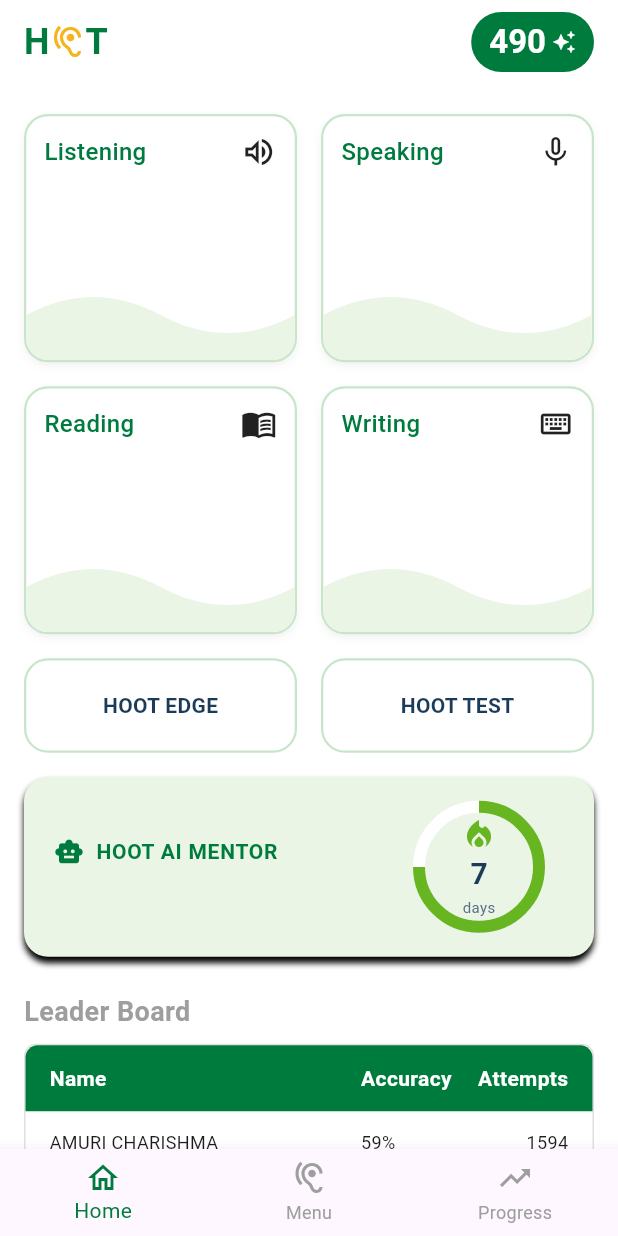
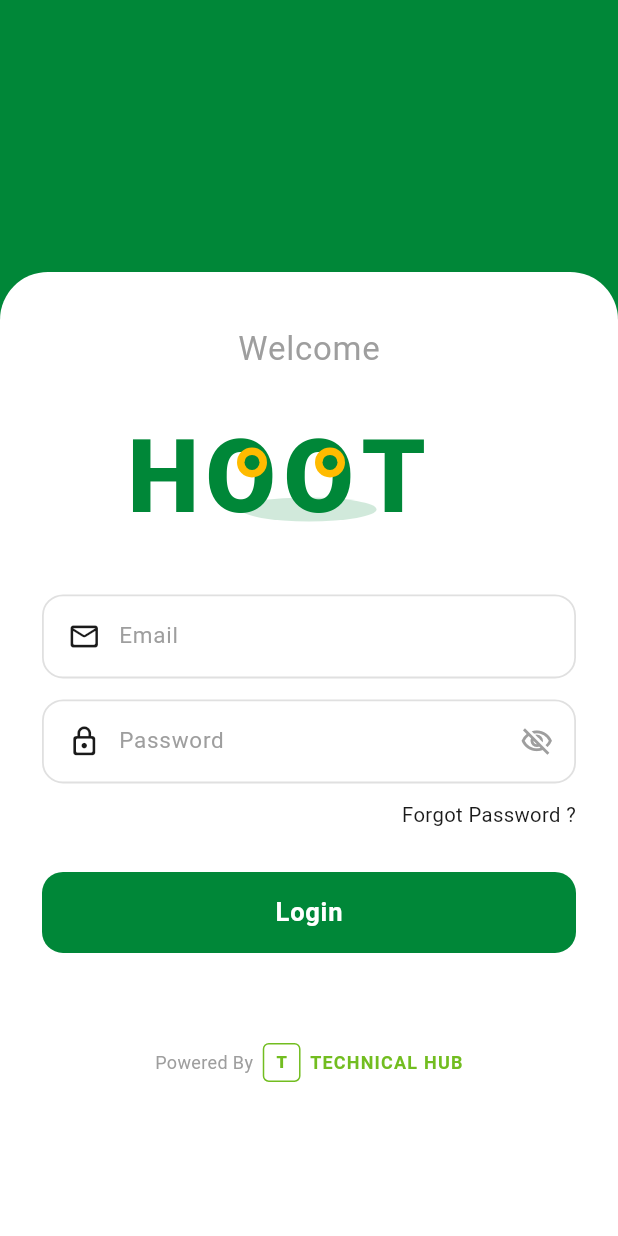
Before and after one commit to Shanmuka-p/Hoot_Path, a Flutter app: the screen it shows after launch, on a phone screen of 412 x 824 dp. Run offline on Flutter 3.47's test engine with Material 3 defaults, Android fonts, the light colour scheme and no system bars; our stand-ins replace device_preview.

Commit message:
Added LoginPage

```diff
--- /dev/null
+++ b/lib/login_screen.dart
@@ -0,0 +1,372 @@
+import 'package:flutter/material.dart';
+import 'package:hoot_path/analytics_screen.dart';
+import 'package:hoot_path/main.dart';
+
+
+// ─── Colors ───────────────────────────────────────────────────────────────────
+const kGreen      = Color(0xFF008738);
+const kYellow     = Color(0xFFFFBB00);
+const kBlack      = Color(0xFF1A1A1A);
+const kTextGrey   = Color(0xFF9E9E9E);
+const kBorderGrey = Color(0xFFE0E0E0);
+const kWhite      = Colors.white;
+
+// ─── Login Screen ─────────────────────────────────────────────────────────────
+class LoginScreen extends StatefulWidget {
+  const LoginScreen({super.key});
+
+  @override
+  State<LoginScreen> createState() => _LoginScreenState();
+}
+
+class _LoginScreenState extends State<LoginScreen> {
+  final _emailController    = TextEditingController();
+  final _passwordController = TextEditingController();
+  bool _obscurePassword     = true;
+  bool _isLoading           = false;
+
+  @override
+  void dispose() {
+    _emailController.dispose();
+    _passwordController.dispose();
+    super.dispose();
+  }
+
+  void _onLogin() async {
+    if (_emailController.text.trim().isEmpty ||
+        _passwordController.text.trim().isEmpty) {
+      ScaffoldMessenger.of(context).showSnackBar(
+        const SnackBar(
+          content: Text('Please enter email and password'),
+          backgroundColor: kGreen,
+        ),
+      );
+      return;
+    }
+
+    setState(() => _isLoading = true);
+    // Simulate network delay — replace with real auth call
+    await Future.delayed(const Duration(milliseconds: 800));
+    setState(() => _isLoading = false);
+
+    if (!mounted) return;
+    Navigator.pushReplacement(
+      context,
+      MaterialPageRoute(builder: (_) => const AnalyticsScreen()),
+    );
+  }
+
+  @override
+  Widget build(BuildContext context) {
+    final screenH = MediaQuery.of(context).size.height;
+
+    return Scaffold(
+      backgroundColor: kGreen,
+      body: Column(
+        children: [
+          // ── Green top section ───────────────────────────────────────────────
+          SizedBox(height: screenH * 0.22),
+
+          // ── White card (bottom sheet style) ────────────────────────────────
+          Expanded(
+            child: Container(
+              width: double.infinity,
+              decoration: const BoxDecoration(
+                color: kWhite,
+                borderRadius: BorderRadius.vertical(top: Radius.circular(32)),
+              ),
+              child: SingleChildScrollView(
+                padding: const EdgeInsets.symmetric(horizontal: 28),
+                child: Column(
+                  crossAxisAlignment: CrossAxisAlignment.center,
+                  children: [
+                    const SizedBox(height: 36),
+
+                    // ── Welcome text ──────────────────────────────────────────
+                    const Text(
+                      'Welcome',
+                      style: TextStyle(
+                        fontSize: 22,
+                        fontWeight: FontWeight.w400,
+                        color: kTextGrey,
+                        letterSpacing: 0.5,
+                      ),
+                    ),
+
+                    const SizedBox(height: 28),
+
+                    // ── HOOT Logo ─────────────────────────────────────────────
+                    SizedBox(
+                      height: 72,
+                      child: CustomPaint(
+                        painter: _HootLogoPainter(),
+                        size: const Size(240, 72),
+                      ),
+                    ),
+
+                    const SizedBox(height: 48),
+
+                    // ── Email field ───────────────────────────────────────────
+                    _InputField(
+                      controller: _emailController,
+                      hint: 'Email',
+                      prefixIcon: Icons.mail_outline_rounded,
+                      keyboardType: TextInputType.emailAddress,
+                    ),
+
+                    const SizedBox(height: 14),
+
+                    // ── Password field ────────────────────────────────────────
+                    _InputField(
+                      controller: _passwordController,
+                      hint: 'Password',
+                      prefixIcon: Icons.lock_outline_rounded,
+                      obscureText: _obscurePassword,
+                      suffixIcon: GestureDetector(
+                        onTap: () =>
+                            setState(() => _obscurePassword = !_obscurePassword),
+                        child: Icon(
+                          _obscurePassword
+                              ? Icons.visibility_off_outlined
+                              : Icons.visibility_outlined,
+                          color: kTextGrey,
+                          size: 22,
+                        ),
+                      ),
+                    ),
+
+                    const SizedBox(height: 12),
+
+                    // ── Forgot Password ───────────────────────────────────────
+                    Align(
+                      alignment: Alignment.centerRight,
+                      child: GestureDetector(
+                        onTap: () {},
+                        child: const Text(
+                          'Forgot Password ?',
+                          style: TextStyle(
+                            fontSize: 13.5,
+                            color: kBlack,
+                            fontWeight: FontWeight.w400,
+                          ),
+                        ),
+                      ),
+                    ),
+
+                    const SizedBox(height: 28),
+
+                    // ── Login Button ──────────────────────────────────────────
+                    SizedBox(
+                      width: double.infinity,
+                      height: 54,
+                      child: ElevatedButton(
+                        // onPressed: _isLoading ? null : _onLogin,
+                        onPressed: ()=>{
+                          Navigator.push(context, MaterialPageRoute(builder:(context) => HootHomePage(),))
+                        },
+                        style: ElevatedButton.styleFrom(
+                          backgroundColor: kGreen,
+                          foregroundColor: kWhite,
+                          disabledBackgroundColor: kGreen.withOpacity(0.7),
+                          shape: RoundedRectangleBorder(
+                            borderRadius: BorderRadius.circular(14),
+                          ),
+                          elevation: 0,
+                        ),
+                        child: _isLoading
+                            ? const SizedBox(
+                                width: 22,
+                                height: 22,
+                                child: CircularProgressIndicator(
+                                  color: kWhite,
+                                  strokeWidth: 2.5,
+                                ),
+                              )
+                            : const Text(
+                                'Login',
+                                style: TextStyle(
+                                  fontSize: 17,
+                                  fontWeight: FontWeight.w700,
+                                  letterSpacing: 0.5,
+                                ),
+                              ),
+                      ),
+                    ),
+
+                    const SizedBox(height: 60),
+
+                    // ── Powered By ────────────────────────────────────────────
+                    Row(
+                      mainAxisAlignment: MainAxisAlignment.center,
+                      children: [
+                        const Text(
+                          'Powered By  ',
+                          style: TextStyle(fontSize: 12, color: kTextGrey),
+                        ),
+                        Container(
+                          padding: const EdgeInsets.symmetric(
+                              horizontal: 8, vertical: 4),
+                          decoration: BoxDecoration(
+                            border: Border.all(
+                                color: const Color(0xFF72BD20), width: 1),
+                            borderRadius: BorderRadius.circular(4),
+                          ),
+                          child: const Text(
+                            'T',
+                            style: TextStyle(
+                              fontSize: 11,
+                              color: Color(0xFF72BD20),
+                              fontWeight: FontWeight.w800,
+                            ),
+                          ),
+                        ),
+                        const SizedBox(width: 6),
+                        const Text(
+                          'TECHNICAL HUB',
+                          style: TextStyle(
+                            fontSize: 12,
+                            color: Color(0xFF72BD20),
+                            fontWeight: FontWeight.w700,
+                            letterSpacing: 0.8,
+                          ),
+                        ),
+                      ],
+                    ),
+
+                    const SizedBox(height: 24),
+                  ],
+                ),
+              ),
+            ),
+          ),
+        ],
+      ),
+    );
+  }
+}
+
+// ─── Input Field Widget ───────────────────────────────────────────────────────
+class _InputField extends StatelessWidget {
+  final TextEditingController controller;
+  final String hint;
+  final IconData prefixIcon;
+  final bool obscureText;
+  final Widget? suffixIcon;
+  final TextInputType keyboardType;
+
+  const _InputField({
+    required this.controller,
+    required this.hint,
+    required this.prefixIcon,
+    this.obscureText = false,
+    this.suffixIcon,
+    this.keyboardType = TextInputType.text,
+  });
+
+  @override
+  Widget build(BuildContext context) {
+    return Container(
+      height: 56,
+      decoration: BoxDecoration(
+        color: kWhite,
+        borderRadius: BorderRadius.circular(14),
+        border: Border.all(color: kBorderGrey, width: 1.2),
+      ),
+      child: Row(
+        children: [
+          const SizedBox(width: 16),
+          Icon(prefixIcon, color: kBlack, size: 22),
+          const SizedBox(width: 12),
+          Expanded(
+            child: TextField(
+              controller: controller,
+              obscureText: obscureText,
+              keyboardType: keyboardType,
+              style: const TextStyle(
+                fontSize: 15,
+                color: kBlack,
+                fontWeight: FontWeight.w400,
+              ),
+              decoration: InputDecoration(
+                hintText: hint,
+                hintStyle:
+                    const TextStyle(color: kTextGrey, fontSize: 15),
+                border: InputBorder.none,
+                isDense: true,
+                contentPadding: EdgeInsets.zero,
+              ),
+            ),
+          ),
+          if (suffixIcon != null) ...[
+            suffixIcon!,
+            const SizedBox(width: 14),
+          ],
+        ],
+      ),
+    );
+  }
+}
+
+// ─── HOOT Logo Painter ────────────────────────────────────────────────────────
+class _HootLogoPainter extends CustomPainter {
+  @override
+  void paint(Canvas canvas, Size size) {
+    final greenPaint = Paint()
+      ..color = kGreen
+      ..style = PaintingStyle.fill;
+
+    final yellowPaint = Paint()
+      ..color = kYellow
+      ..style = PaintingStyle.fill;
+
+    // We'll draw "HOOT" text-style using paths
+    // H
+    _drawText(canvas, 'H', 0, size.height, kGreen, 68);
+    // OO (with owl eyes effect)
+    _drawText(canvas, 'O', 52, size.height, kGreen, 68);
+    // inner circle yellow for first O
+    canvas.drawCircle(Offset(82, size.height / 2 - 4), 10, yellowPaint);
+    canvas.drawCircle(Offset(82, size.height / 2 - 4), 5,
+        Paint()..color = kGreen..style = PaintingStyle.fill);
+
+    _drawText(canvas, 'O', 104, size.height, kGreen, 68);
+    // inner circle yellow for second O
+    canvas.drawCircle(Offset(134, size.height / 2 - 4), 10, yellowPaint);
+    canvas.drawCircle(Offset(134, size.height / 2 - 4), 5,
+        Paint()..color = kGreen..style = PaintingStyle.fill);
+
+    // T
+    _drawText(canvas, 'T', 156, size.height, kGreen, 68);
+
+    // Small speech bubble / signal arcs between the O's
+    final arcPaint = Paint()
+      ..color = kGreen.withOpacity(0.18)
+      ..style = PaintingStyle.fill;
+    canvas.drawOval(
+      Rect.fromCenter(
+          center: Offset(size.width / 2, size.height * 0.88), width: 90, height: 16),
+      arcPaint,
+    );
+  }
+
+  void _drawText(Canvas canvas, String char, double x, double baseY,
+      Color color, double fontSize) {
+    final tp = TextPainter(
+      text: TextSpan(
+        text: char,
+        style: TextStyle(
+          color: color,
+          fontSize: fontSize,
+          fontWeight: FontWeight.w900,
+          height: 1.0,
+          letterSpacing: -2,
+        ),
+      ),
+      textDirection: TextDirection.ltr,
+    )..layout();
+    tp.paint(canvas, Offset(x, baseY - fontSize * 0.9));
+  }
+
+  @override
+  bool shouldRepaint(covariant CustomPainter oldDelegate) => false;
+}
--- a/lib/main.dart
+++ b/lib/main.dart
@@ -1,6 +1,7 @@
 import 'package:device_preview/device_preview.dart';
 import 'package:flutter/foundation.dart';
 import 'package:flutter/material.dart';
+import 'package:hoot_path/login_screen.dart';
 import 'package:hoot_path/views/onboarding_view.dart';
 
 void main() {
@@ -24,7 +25,7 @@ class HootApp extends StatelessWidget {
         fontFamily: 'Roboto',
         scaffoldBackgroundColor: Colors.white,
       ),
-      home: const HootHomePage(),
+      home: LoginScreen(),
     );
   }
 }
```
